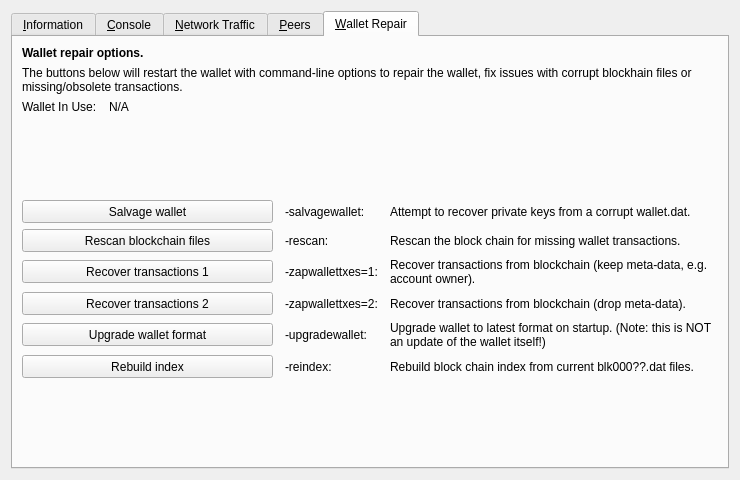
First picture: the form in src/qt/forms/debugwindow.ui, repository LIMXTEC/BitSend, before the edit.
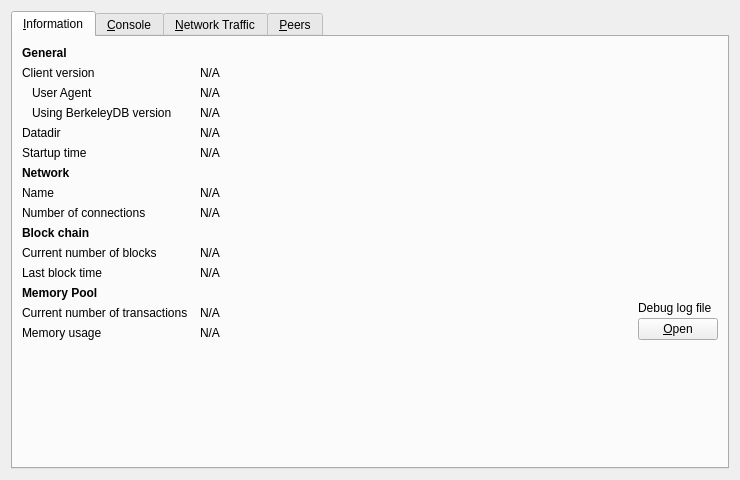
Second picture: the form after the edit. The open tabs and pages were chosen to show the change. Icons and pictures are not drawn. Custom widgets are drawn as their Qt base class.

Commit message: 0.16 core upgrade initial

Patch:
```diff
--- a/src/qt/forms/debugwindow.ui
+++ b/src/qt/forms/debugwindow.ui
@@ -1416,275 +1416,7 @@
        </item>
       </layout>
      </widget>
-     <widget class="QWidget" name="tab_repair">
-      <attribute name="title">
-       <string>&amp;Wallet Repair</string>
-      </attribute>
-      <layout class="QGridLayout" name="gridLayout_4" columnstretch="0,1,0,2">
-       <property name="horizontalSpacing">
-        <number>12</number>
-       </property>
-       <item row="0" column="0" colspan="4">
-        <widget class="QLabel" name="label_repair_header">
-         <property name="font">
-          <font>
-           <weight>75</weight>
-           <bold>true</bold>
-          </font>
-         </property>
-         <property name="text">
-          <string>Wallet repair options.</string>
-         </property>
-        </widget>
-       </item>
-       <item row="1" column="0" colspan="4">
-        <widget class="QLabel" name="label_repair_helptext">
-         <property name="font">
-          <font>
-           <weight>50</weight>
-           <bold>false</bold>
-          </font>
-         </property>
-         <property name="text">
-          <string>The buttons below will restart the wallet with command-line options to repair the wallet, fix issues with corrupt blockhain files or missing/obsolete transactions.</string>
-         </property>
-         <property name="wordWrap">
-          <bool>true</bool>
-         </property>
-        </widget>
-       </item>
-       <item row="2" column="0">
-        <widget class="QLabel" name="wallet_path_label">
-         <property name="text">
-          <string>Wallet In Use:</string>
-         </property>
-        </widget>
-       </item>
-       <item row="2" column="1" colspan="3">
-        <widget class="QLabel" name="wallet_path">
-         <property name="cursor">
-          <cursorShape>IBeamCursor</cursorShape>
-         </property>
-         <property name="text">
-          <string>N/A</string>
-         </property>
-         <property name="textFormat">
-          <enum>Qt::PlainText</enum>
-         </property>
-         <property name="textInteractionFlags">
-          <set>Qt::LinksAccessibleByMouse|Qt::TextSelectableByKeyboard|Qt::TextSelectableByMouse</set>
-         </property>
-        </widget>
-       </item>
-       <item row="3" column="0">
-        <spacer name="verticalSpacer_repair1">
-         <property name="orientation">
-          <enum>Qt::Vertical</enum>
-         </property>
-         <property name="sizeHint" stdset="0">
-          <size>
-           <width>10</width>
-           <height>10</height>
-          </size>
-         </property>
-        </spacer>
-       </item>
-       <item row="4" column="0" colspan="2">
-        <widget class="QPushButton" name="btn_salvagewallet">
-         <property name="minimumSize">
-          <size>
-           <width>100</width>
-           <height>23</height>
-          </size>
-         </property>
-         <property name="text">
-          <string>Salvage wallet</string>
-         </property>
-        </widget>
-       </item>
-       <item row="4" column="2">
-        <widget class="QLabel" name="label_repair_salvage_command">
-         <property name="text">
-          <string notr="true">-salvagewallet:</string>
-         </property>
-        </widget>
-       </item>
-       <item row="4" column="3">
-        <widget class="QLabel" name="label_repair_salvage">
-         <property name="text">
-          <string>Attempt to recover private keys from a corrupt wallet.dat.</string>
-         </property>
-         <property name="wordWrap">
-          <bool>true</bool>
-         </property>
-        </widget>
-       </item>
-       <item row="5" column="0" colspan="2">
-        <widget class="QPushButton" name="btn_rescan">
-         <property name="minimumSize">
-          <size>
-           <width>100</width>
-           <height>23</height>
-          </size>
-         </property>
-         <property name="text">
-          <string>Rescan blockchain files</string>
-         </property>
-        </widget>
-       </item>
-       <item row="5" column="2">
-        <widget class="QLabel" name="label_repair_rescan_command">
-         <property name="text">
-          <string notr="true">-rescan:</string>
-         </property>
-        </widget>
-       </item>
-       <item row="5" column="3">
-        <widget class="QLabel" name="label_repair_rescan">
-         <property name="text">
-          <string>Rescan the block chain for missing wallet transactions.</string>
-         </property>
-         <property name="wordWrap">
-          <bool>true</bool>
-         </property>
-        </widget>
-       </item>
-       <item row="6" column="0" colspan="2">
-        <widget class="QPushButton" name="btn_zapwallettxes1">
-         <property name="minimumSize">
-          <size>
-           <width>100</width>
-           <height>23</height>
-          </size>
-         </property>
-         <property name="text">
-          <string>Recover transactions 1</string>
-         </property>
-        </widget>
-       </item>
-       <item row="6" column="2">
-        <widget class="QLabel" name="label_repair_zap1_command">
-         <property name="text">
-          <string notr="true">-zapwallettxes=1:</string>
-         </property>
-        </widget>
-       </item>
-       <item row="6" column="3">
-        <widget class="QLabel" name="label_repair_zap1">
-         <property name="text">
-          <string>Recover transactions from blockchain (keep meta-data, e.g. account owner).</string>
-         </property>
-         <property name="wordWrap">
-          <bool>true</bool>
-         </property>
-        </widget>
-       </item>
-       <item row="7" column="0" colspan="2">
-        <widget class="QPushButton" name="btn_zapwallettxes2">
-         <property name="minimumSize">
-          <size>
-           <width>100</width>
-           <height>23</height>
-          </size>
-         </property>
-         <property name="text">
-          <string>Recover transactions 2</string>
-         </property>
-        </widget>
-       </item>
-       <item row="7" column="2">
-        <widget class="QLabel" name="label_repair_zap2_command">
-         <property name="text">
-          <string notr="true">-zapwallettxes=2:</string>
-         </property>
-        </widget>
-       </item>
-       <item row="7" column="3">
-        <widget class="QLabel" name="label_repair_zap2">
-         <property name="text">
-          <string>Recover transactions from blockchain (drop meta-data).</string>
-         </property>
-         <property name="wordWrap">
-          <bool>true</bool>
-         </property>
-        </widget>
-       </item>
-       <item row="8" column="0" colspan="2">
-        <widget class="QPushButton" name="btn_upgradewallet">
-         <property name="minimumSize">
-          <size>
-           <width>100</width>
-           <height>23</height>
-          </size>
-         </property>
-         <property name="text">
-          <string>Upgrade wallet format</string>
-         </property>
-        </widget>
-       </item>
-       <item row="8" column="2">
-        <widget class="QLabel" name="label_repair_upgrade_command">
-         <property name="text">
-          <string notr="true">-upgradewallet:</string>
-         </property>
-        </widget>
-       </item>
-       <item row="8" column="3">
-        <widget class="QLabel" name="label_repair_upgrade">
-         <property name="text">
-          <string>Upgrade wallet to latest format on startup. (Note: this is NOT an update of the wallet itself!)</string>
-         </property>
-         <property name="wordWrap">
-          <bool>true</bool>
-         </property>
-        </widget>
-       </item>
-       <item row="9" column="0" colspan="2">
-        <widget class="QPushButton" name="btn_reindex">
-         <property name="minimumSize">
-          <size>
-           <width>100</width>
-           <height>23</height>
-          </size>
-         </property>
-         <property name="text">
-          <string>Rebuild index</string>
-         </property>
-        </widget>
-       </item>
-       <item row="9" column="2">
-        <widget class="QLabel" name="label_repair_reindex_command">
-         <property name="text">
-          <string notr="true">-reindex:</string>
-         </property>
-        </widget>
-       </item>
-       <item row="9" column="3">
-        <widget class="QLabel" name="label_repair_reindex">
-         <property name="text">
-          <string>Rebuild block chain index from current blk000??.dat files.</string>
-         </property>
-         <property name="wordWrap">
-          <bool>true</bool>
-         </property>
-        </widget>
-       </item>
-       <item row="10" column="0">
-        <spacer name="verticalSpacer_repair2">
-         <property name="orientation">
-          <enum>Qt::Vertical</enum>
-         </property>
-         <property name="sizeHint" stdset="0">
-          <size>
-           <width>20</width>
-           <height>10</height>
-          </size>
-         </property>
-        </spacer>
-       </item>
-      </layout>
-     </widget>
-	</widget>
+    </widget>
    </item>
   </layout>
  </widget>
```
Left out of the diff: 4 changed lines with no effect on the pictures. The commit also changes 742 other files.
